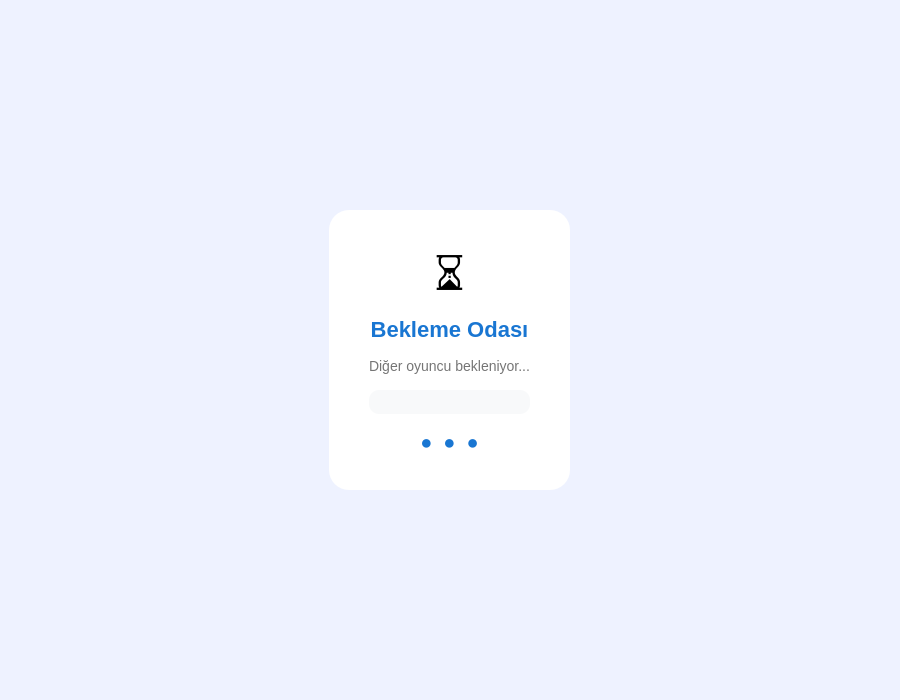
Old version of the form client/ui/screens/ui_files/lobby_screen.ui in the repository dilarakuloglu/yahtzee-game.
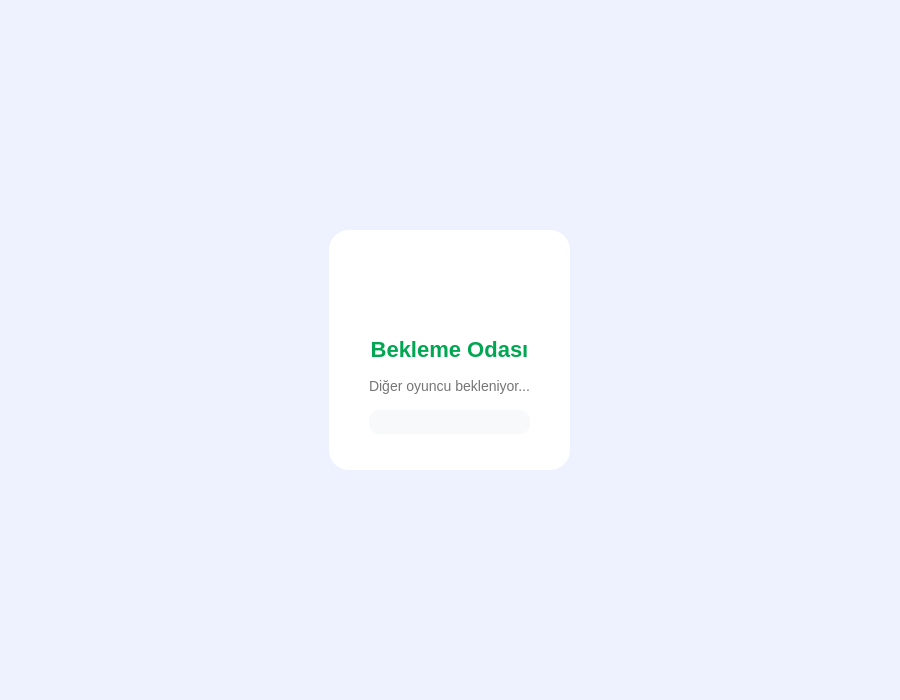
New version of the form.

Commit message: refactor: update screen layouts and styling

```diff
--- a/client/ui/screens/ui_files/lobby_screen.ui
+++ b/client/ui/screens/ui_files/lobby_screen.ui
@@ -40,7 +40,7 @@
       <!-- İkon -->
       <item>
        <widget class="QLabel" name="iconLabel">
-        <property name="text"><string>⏳</string></property>
+        <property name="text"><string></string></property>
         <property name="alignment"><set>Qt::AlignCenter</set></property>
         <property name="styleSheet">
          <string>font-size: 48px;</string>
@@ -54,7 +54,7 @@
         <property name="text"><string>Bekleme Odası</string></property>
         <property name="alignment"><set>Qt::AlignCenter</set></property>
         <property name="styleSheet">
-         <string>color: #1976D2; font-size: 22px; font-weight: bold;</string>
+         <string>color: #00A651; font-size: 22px; font-weight: bold;</string>
         </property>
        </widget>
       </item>
@@ -89,16 +89,6 @@
        </widget>
       </item>
 
-      <!-- Animasyon noktaları -->
-      <item>
-       <widget class="QLabel" name="dotsLabel">
-        <property name="text"><string>●  ●  ●</string></property>
-        <property name="alignment"><set>Qt::AlignCenter</set></property>
-        <property name="styleSheet">
-         <string>color: #1976D2; font-size: 20px;</string>
-        </property>
-       </widget>
-      </item>
 
      </layout>
     </widget>
```
Left out of the diff: 4 changed lines with no effect on the pictures. The commit also changes 9 other files.
